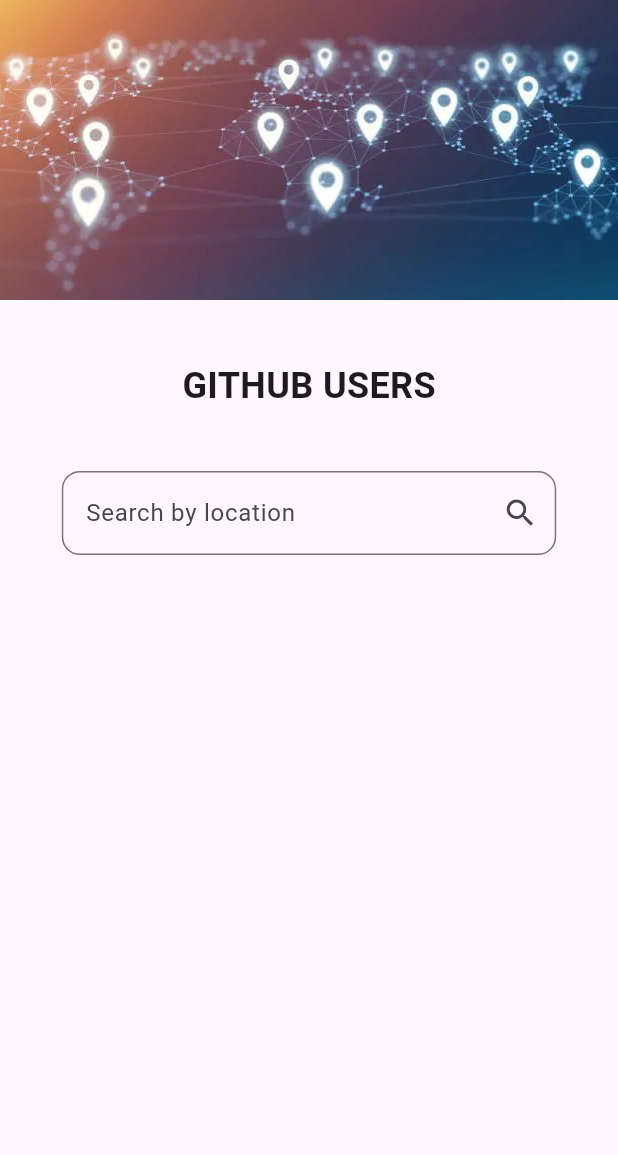
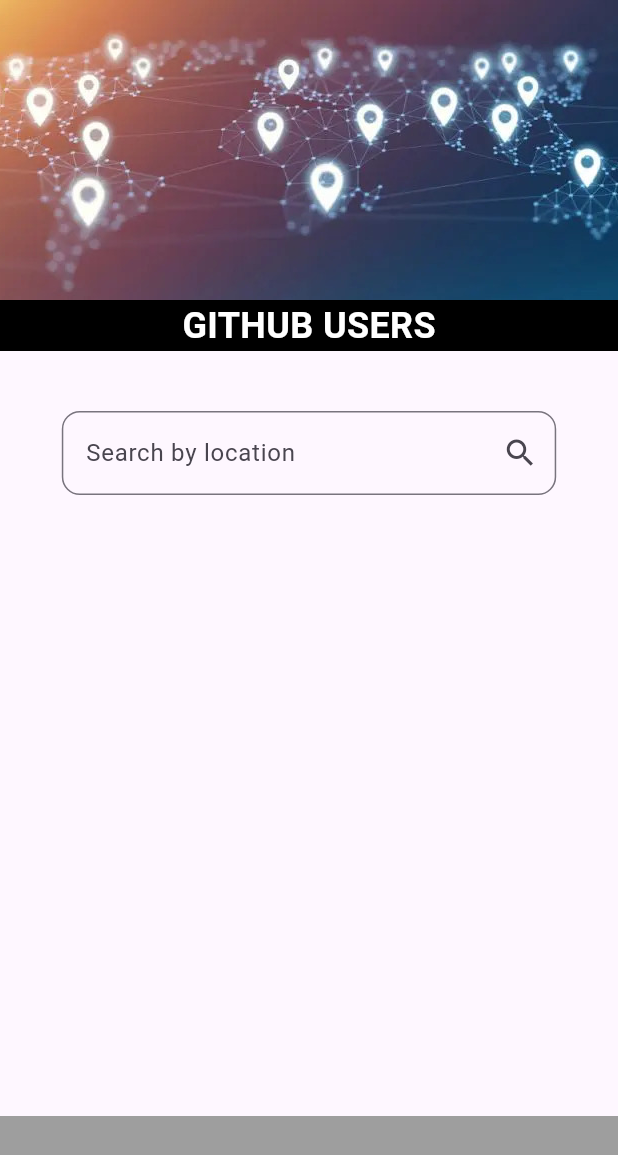
Before and after one commit to trishaagaba/Github-User-App, a Flutter app: the screen it shows after launch, after a tap on "Get Started", on a phone screen of 412 x 824 dp. Shown: the top 1155 px of the screen. Run offline on Flutter 3.47's test engine with Material 3 defaults, Android fonts, the phone set to English and light mode, and no system bars; our stand-ins replace share; network calls fail.

Commit message:
UI improved

```diff
--- /dev/null
+++ b/devtools_options.yaml
@@ -0,0 +1,3 @@
+description: This file stores settings for Dart & Flutter DevTools.
+documentation: https://docs.flutter.dev/tools/devtools/extensions#configure-extension-enablement-states
+extensions:
--- a/lib/home.dart
+++ b/lib/home.dart
@@ -69,13 +69,20 @@
             "assets/geolocator.jpg",
             fit: BoxFit.cover, height: 200,
             width: double.infinity,),
-            const SizedBox(height: 40.0),
+            // const SizedBox(height: 40.0),
+        Container(
+          alignment: Alignment.center,
+          color: Colors.black,
+          width: double.infinity,
 
-            const Text('GITHUB USERS',
+          child : const Text('GITHUB USERS',
+
                 style: TextStyle(
+                  color: Colors.white,
                     fontSize: 24.0,fontWeight: FontWeight.bold,
                     )
               , ),
+        ),
             const SizedBox(height: 40.0),
             Container(
               width: MediaQuery.of(context).size.width * 0.8,//80% of screen width
@@ -101,21 +108,21 @@
 
           ],
         ),
-      // bottomNavigationBar: const BottomAppBar(
-      //   color: Colors.grey,
-      //   // Color: Colors.purple[50],
-      //     child: SizedBox(
-      //       height: 10.0,
-      //       child: Row(
-      //
-      //         mainAxisAlignment: MainAxisAlignment.spaceAround,
-      //         children: [
-      //
-      //
-      //         ],
-      //       ),
-      //
-      // )),
+      bottomNavigationBar: const BottomAppBar(
+        color: Colors.grey,
+        // Color: Colors.purple[50],
+          child: SizedBox(
+            // height: 10.0,
+            child: Row(
+
+              mainAxisAlignment: MainAxisAlignment.spaceAround,
+              children: [
+  // IconButton(onPressed: onPressed, icon: Icon.)
+
+              ],
+            ),
+
+      )),
       ),
 
     );
--- a/lib/welcome_page.dart
+++ b/lib/welcome_page.dart
@@ -7,7 +7,7 @@
   @override
   Widget build(BuildContext context) {
     return Scaffold(
-      backgroundColor: Colors.black12,
+      backgroundColor: Colors.black,
       body: SafeArea(
       child: Center(
         child: Column(
@@ -30,13 +30,14 @@
             //       color: Colors.black,
             //       fontSize: 30,fontWeight: FontWeight.bold
             //   ),),
-            const SizedBox(height: 40),
+            // const SizedBox(height: 40),
             const Text("GITHUB USERS",
               style: TextStyle(
                   color: Colors.white,
                   fontSize: 30,fontWeight: FontWeight.bold
               ),),
-            const SizedBox(height: 360),
+
+            const SizedBox(height: 200),
 
               // child:Align(alignment: Alignment.bottomCenter,
               ElevatedButton(
```
Also changed, not shown: lib/user_profile_page.dart (+16 -3 lines), lib/user_service.dart (deleted, +0 -42 lines), assets/red flower.jpg (deleted).
